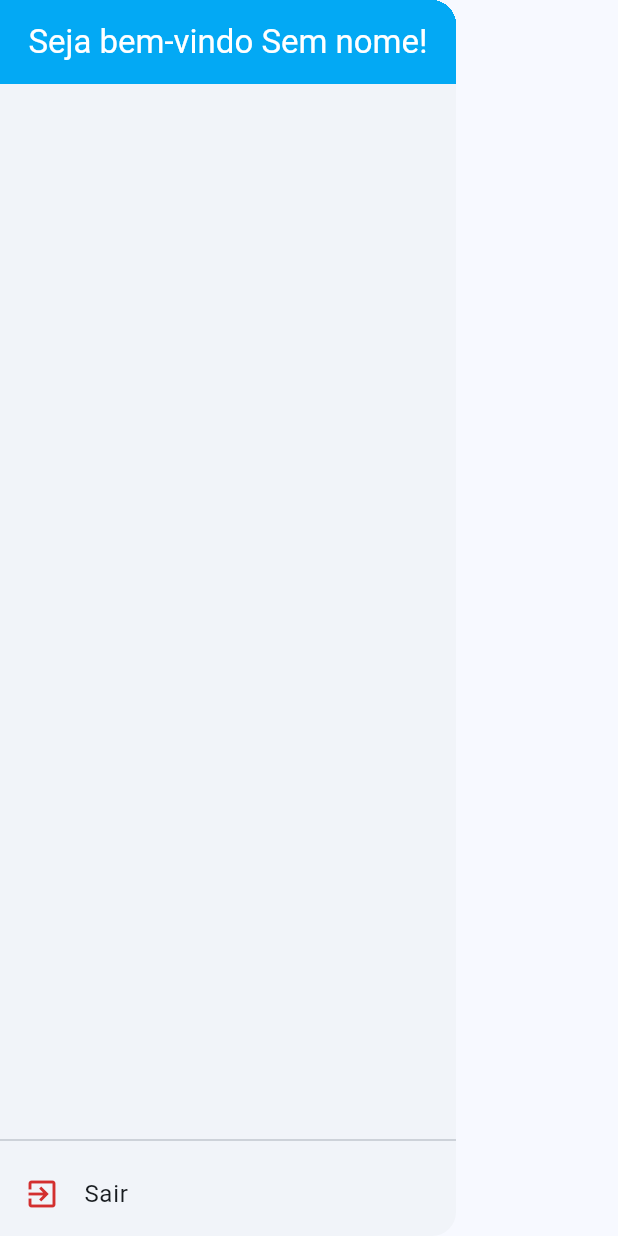
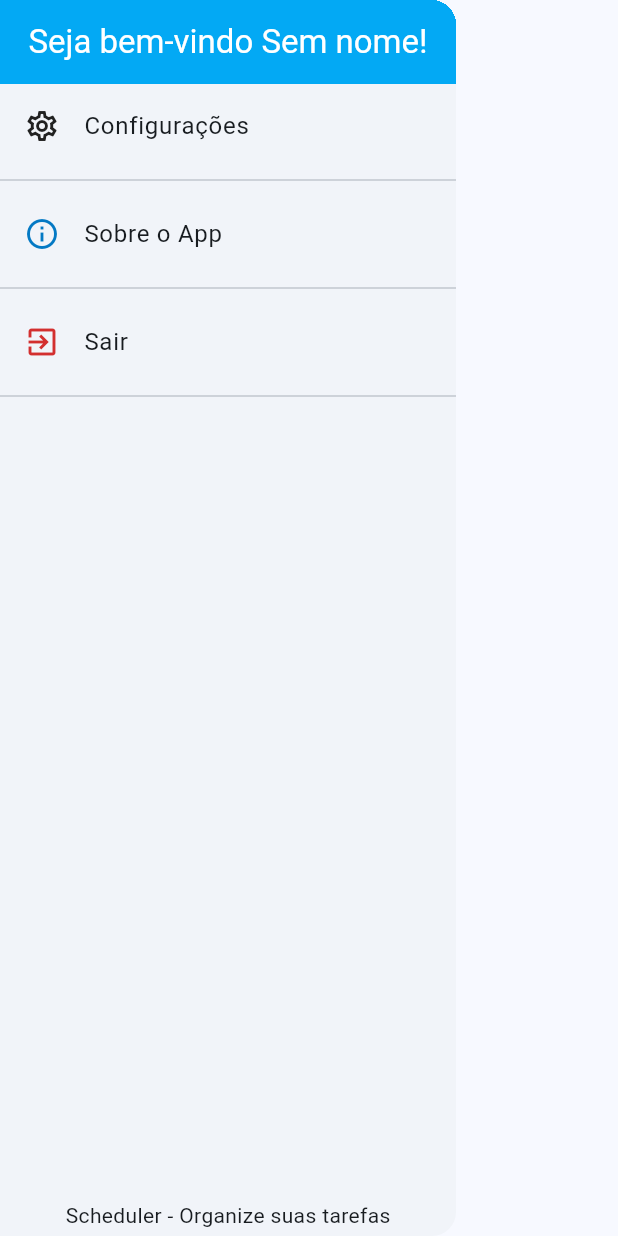
Before and after one commit to Ferps53/Scheduler, a Flutter app: the AppDrawer widget shown alone on an empty page, opened directly, on a phone screen of 412 x 824 dp. Run offline on Flutter 3.47's test engine with Material 3 defaults, Android fonts, the phone set to English and light mode, and no system bars; our stand-ins replace firebase_core, firebase_messaging, shared_preferences; accounts and stored records are empty; generated files the repository leaves out were written again; network calls fail.

Commit message:
Add: Botão de configurações e sobre no drawer

```diff
--- a/lib/src/view/widgets/app_drawer.dart
+++ b/lib/src/view/widgets/app_drawer.dart
@@ -18,7 +18,22 @@ class AppDrawer extends StatelessWidget {
             label: "Seja bem-vindo $username!",
             implyLeading: false,
           ),
-          const Spacer(),
+          ListTile(
+              leading: Icon(
+                Icons.settings_outlined,
+                color: Colors.grey.shade900,
+              ),
+              title: const Text("Configurações"),
+              onTap: () {}),
+          const Divider(),
+          ListTile(
+            leading: Icon(
+              Icons.info_outline,
+              color: Theme.of(context).primaryColor,
+            ),
+            title: const Text("Sobre o App"),
+            onTap: () {},
+          ),
           const Divider(),
           ListTile(
             leading: Icon(
@@ -35,7 +50,13 @@ class AppDrawer extends StatelessWidget {
                 AppRouter.AUTH,
               );
             },
-          )
+          ),
+          const Divider(),
+          const Spacer(),
+          const Text(
+            "Scheduler - Organize suas tarefas",
+            style: TextStyle(height: 2),
+          ),
         ],
       ),
     );
```
